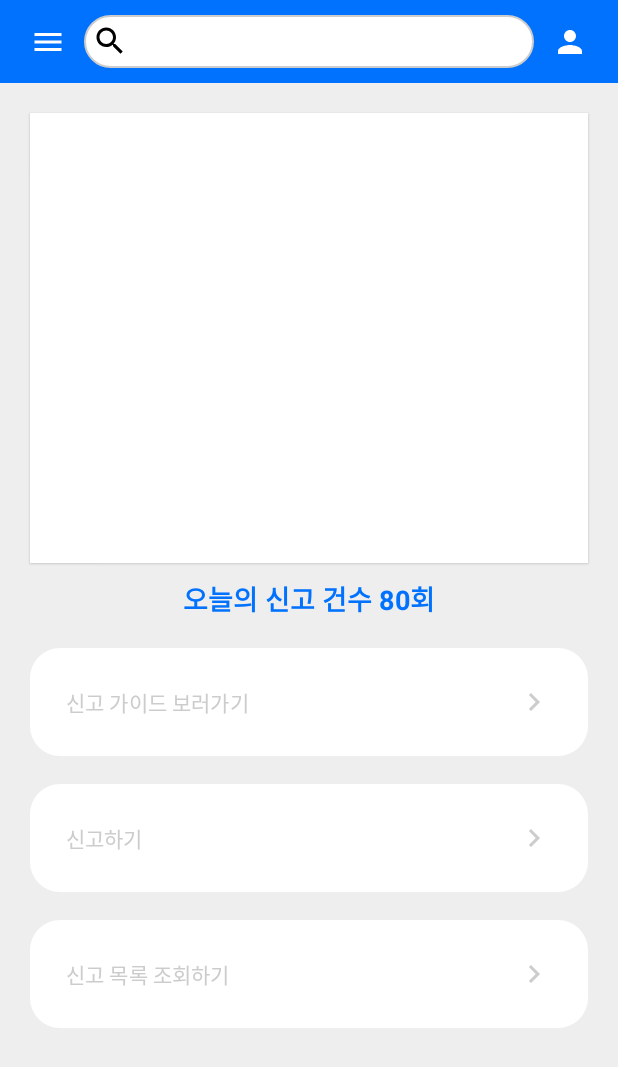
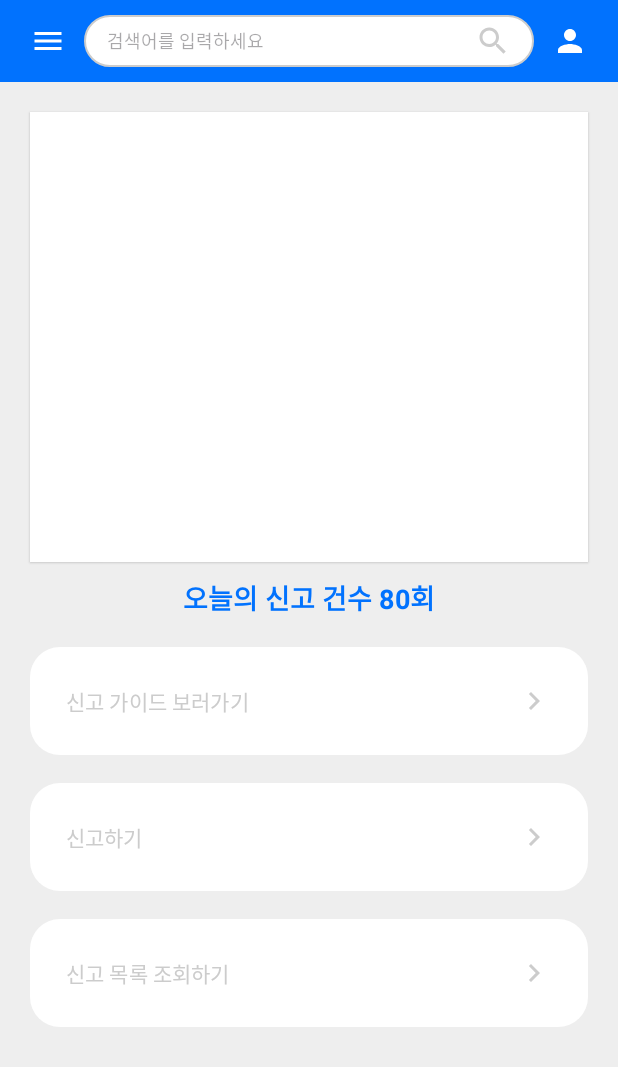
Before and after one commit to TUK-MPM/zikk-android, an Android app: the screen it shows after launch (MainActivity), on a phone screen of 412 x 824 dp. Shown: the top 1067 px of the screen. Run offline under Robolectric (Android 15) with nearby library versions, the phone set to English and light mode, and no system bars.

Commit message:
chore: 공통헤더 스타일 수정

```diff
--- a/app/src/main/res/layout/fragment_header.xml
+++ b/app/src/main/res/layout/fragment_header.xml
@@ -21,13 +21,18 @@
 
     <EditText
         android:id="@+id/search"
+        android:textSize="12sp"
+        android:hint="검색어를 입력하세요"
         android:background="@drawable/edittext_rounded_background"
         android:layout_width="300dp"
         android:layout_height="wrap_content"
-        android:padding="5dp"
+        android:paddingVertical="5dp"
+        android:paddingStart="15dp"
+        android:paddingEnd="15dp"
         android:maxLines="1"
         android:inputType="text"
-        android:drawableLeft="@drawable/baseline_search_24"
+        android:drawableTint="@color/text_gray"
+        android:drawableEnd="@drawable/baseline_search_24"
         app:layout_constraintBottom_toBottomOf="parent"
         app:layout_constraintEnd_toStartOf="@+id/userBtn"
         app:layout_constraintStart_toEndOf="@+id/menuBtn"
```
